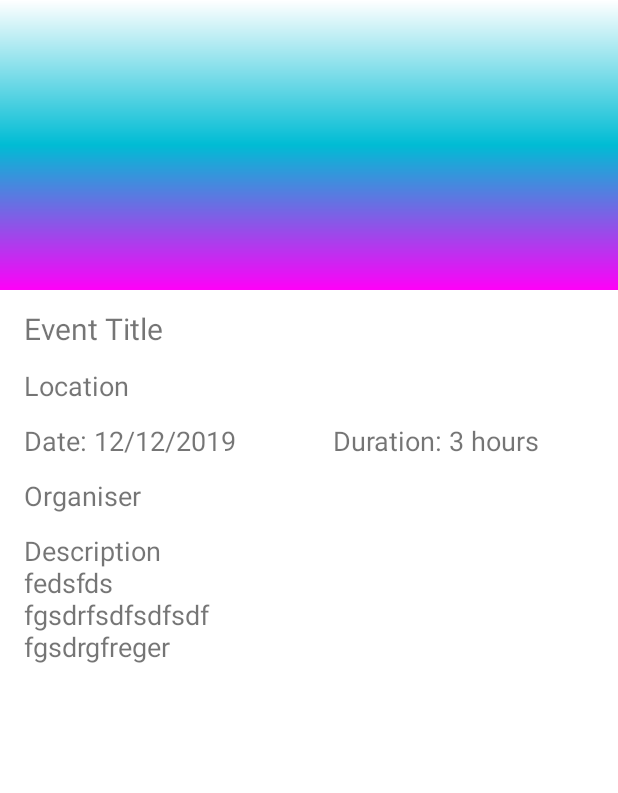
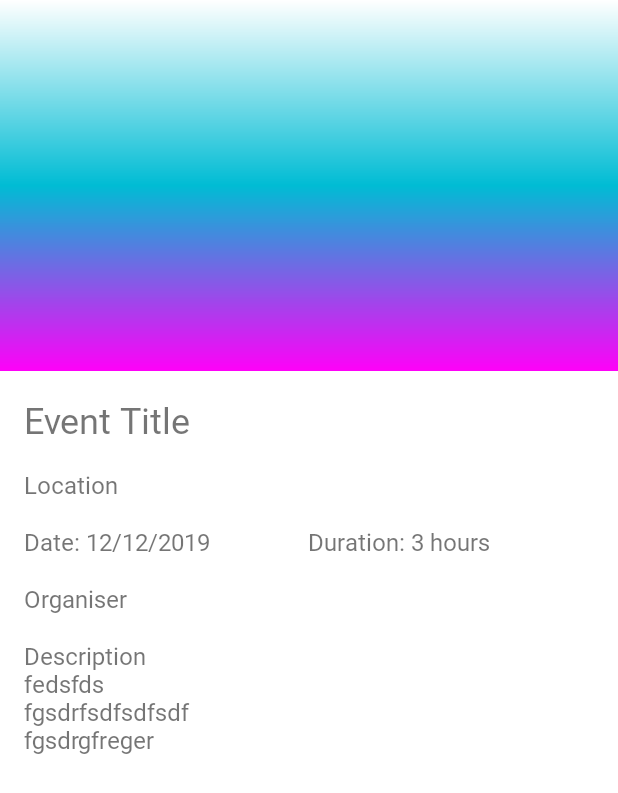
Before and after one commit to BEX-Events-Android/Frontend, an Android app: the layout fragment_detailed_event.xml on its own in the app's theme, with its tools: preview values and no code run, on a phone screen of 412 x 824 dp. Shown: the top 793 px of the screen. Run offline under Robolectric (Android 15) with nearby library versions, the phone set to English and light mode, and no system bars.

Commit message:
Details Page Modifications

```diff
--- a/app/build.gradle
+++ b/app/build.gradle
@@ -32,7 +32,6 @@ android {
     }
     buildFeatures {
         viewBinding true
-        dataBinding true
     }
 }
 
--- a/app/src/main/res/layout/fragment_detailed_event.xml
+++ b/app/src/main/res/layout/fragment_detailed_event.xml
@@ -1,99 +1,99 @@
 <?xml version="1.0" encoding="utf-8"?>
-<layout
-    xmlns:android="http://schemas.android.com/apk/res/android"
+<androidx.constraintlayout.widget.ConstraintLayout xmlns:android="http://schemas.android.com/apk/res/android"
     xmlns:app="http://schemas.android.com/apk/res-auto"
     xmlns:tools="http://schemas.android.com/tools"
-    >
-
-    <androidx.constraintlayout.widget.ConstraintLayout
     android:layout_width="match_parent"
     android:layout_height="match_parent"
     tools:context=".DetailedEventFragment">
-        <LinearLayout
-            android:layout_width="match_parent"
-            android:layout_height="match_parent"
-            android:orientation="vertical">
 
     <ImageView
         android:id="@+id/event_image"
-                android:layout_width="match_parent"
-                android:layout_height="193dp"
+        android:layout_width="0dp"
+        android:layout_height="0dp"
+        android:scaleType="centerCrop"
         android:src="@drawable/auth_background"
-                android:scaleType="centerCrop"/>
+        app:layout_constraintEnd_toEndOf="parent"
+        app:layout_constraintHeight_default="percent"
+        app:layout_constraintHeight_percent="0.3"
+        app:layout_constraintStart_toStartOf="parent"
+        app:layout_constraintTop_toTopOf="parent" />
 
     <com.google.android.material.textview.MaterialTextView
-                android:layout_width="match_parent"
+        android:id="@+id/event_title"
+        android:layout_width="0dp"
         android:layout_height="wrap_content"
-                android:id="@+id/event_title"
-                android:text="Event Title"
-                android:textSize="20sp"
-                android:layout_marginStart="16dp"
-                android:layout_marginEnd="16dp"
-                android:layout_marginTop="12dp"/>
+        android:layout_marginStart="@dimen/default_margin"
+        android:layout_marginTop="@dimen/default_margin"
+        android:layout_marginEnd="@dimen/default_margin"
+        android:textSize="@dimen/medium_text"
+        app:layout_constraintEnd_toEndOf="parent"
+        app:layout_constraintStart_toStartOf="parent"
+        app:layout_constraintTop_toBottomOf="@id/event_image"
+        tools:text="Event Title" />
 
 
     <com.google.android.material.textview.MaterialTextView
         android:id="@+id/event_location"
-                android:layout_width="match_parent"
+        android:layout_width="0dp"
         android:layout_height="wrap_content"
-                android:textSize="18sp"
-                android:text="Location"
-                android:layout_marginStart="16dp"
-                android:layout_marginEnd="16dp"
-                android:layout_marginTop="12dp"/>
-
-            <LinearLayout
-                android:layout_width="fill_parent"
-                android:layout_height="wrap_content"
-                android:orientation="horizontal"
-                android:weightSum="1">
+        android:layout_marginStart="@dimen/default_margin"
+        android:layout_marginTop="@dimen/default_margin"
+        android:layout_marginEnd="@dimen/default_margin"
+        android:textSize="@dimen/small_text"
+        app:layout_constraintEnd_toEndOf="parent"
+        app:layout_constraintStart_toStartOf="parent"
+        app:layout_constraintTop_toBottomOf="@id/event_title"
+        tools:text="Location" />
 
     <com.google.android.material.textview.MaterialTextView
         android:id="@+id/event_date"
-                    android:layout_width="fill_parent"
+        android:layout_width="0dp"
         android:layout_height="wrap_content"
-                    android:layout_marginStart="16dp"
-                    android:layout_marginTop="12dp"
-                    android:layout_marginEnd="16dp"
-                    android:text="Date: 12/12/2019"
-                    android:layout_weight="0.5"
-                    android:textSize="18sp" />
+        android:layout_marginStart="@dimen/default_margin"
+        android:layout_marginTop="@dimen/default_margin"
+        android:textSize="@dimen/small_text"
+        app:layout_constraintStart_toStartOf="parent"
+        app:layout_constraintTop_toBottomOf="@id/event_location"
+        app:layout_constraintWidth_default="percent"
+        app:layout_constraintWidth_percent="0.46"
+        tools:text="Date: 12/12/2019" />
 
     <com.google.android.material.textview.MaterialTextView
         android:id="@+id/duration"
-                    android:layout_width="fill_parent"
+        android:layout_width="0dp"
         android:layout_height="wrap_content"
-                    android:layout_marginStart="16dp"
-                    android:layout_marginTop="12dp"
-                    android:layout_marginEnd="16dp"
-                    android:text="Duration: 3 hours"
-                    android:layout_weight="0.5"
-                    android:textSize="18sp" />
-
-            </LinearLayout>
-
+        android:textSize="@dimen/small_text"
+        app:layout_constraintStart_toEndOf="@id/event_date"
+        app:layout_constraintTop_toTopOf="@id/event_date"
+        app:layout_constraintWidth_default="percent"
+        app:layout_constraintWidth_percent="0.46"
+        tools:text="Duration: 3 hours" />
 
 
     <com.google.android.material.textview.MaterialTextView
         android:id="@+id/event_organiser"
-                android:layout_width="match_parent"
+        android:layout_width="0dp"
         android:layout_height="wrap_content"
-                android:textSize="18sp"
-                android:text="Organiser"
-                android:layout_marginStart="16dp"
-                android:layout_marginEnd="16dp"
-                android:layout_marginTop="12dp"/>
+        android:layout_marginStart="@dimen/default_margin"
+        android:layout_marginTop="@dimen/default_margin"
+        android:layout_marginEnd="@dimen/default_margin"
+        android:textSize="@dimen/small_text"
+        app:layout_constraintEnd_toEndOf="parent"
+        app:layout_constraintStart_toStartOf="parent"
+        app:layout_constraintTop_toBottomOf="@+id/event_date"
+        tools:text="Organiser" />
 
     <com.google.android.material.textview.MaterialTextView
         android:id="@+id/event_description"
-                android:layout_width="match_parent"
-                android:layout_height="265dp"
-                android:layout_marginStart="16dp"
-                android:layout_marginTop="12dp"
-                android:layout_marginEnd="16dp"
-                android:text="Description\nfedsfds\nfgsdrfsdfsdfsdf\nfgsdrgfreger"
-                android:textSize="18sp" />
+        android:layout_width="0dp"
+        android:layout_height="wrap_content"
+        android:layout_marginStart="@dimen/default_margin"
+        android:layout_marginTop="@dimen/default_margin"
+        android:layout_marginEnd="@dimen/default_margin"
+        android:textSize="@dimen/small_text"
+        app:layout_constraintEnd_toEndOf="parent"
+        app:layout_constraintStart_toStartOf="parent"
+        app:layout_constraintTop_toBottomOf="@+id/event_organiser"
+        tools:text="Description\nfedsfds\nfgsdrfsdfsdfsdf\nfgsdrgfreger" />
 
-        </LinearLayout>
 </androidx.constraintlayout.widget.ConstraintLayout>
-</layout>
--- /dev/null
+++ b/app/src/main/res/values/dimens.xml
@@ -0,0 +1,12 @@
+<?xml version="1.0" encoding="utf-8"?>
+<resources>
+    <dimen name="large_text">34sp</dimen>
+    <dimen name="medium_text">24sp</dimen>
+    <dimen name="small_text">16sp</dimen>
+    <dimen name="m_medium">16dp</dimen>
+    <dimen name="small_margin">8dp</dimen>
+    <dimen name="default_margin">16dp</dimen>
+    <dimen name="big_margin">24dp</dimen>
+    <dimen name="x_big_margin">32dp</dimen>
+
+</resources>
--- /dev/null
+++ b/app/src/main/res/values/styles.xml
@@ -0,0 +1,9 @@
+<?xml version="1.0" encoding="utf-8"?>
+<resources>
+
+    <style name="Title">
+        <item name="android:fontFamily">@font/roboto_bold</item>
+        <item name="android:textSize">@dimen/medium_text</item>
+        <item name="android:textStyle">bold</item>
+    </style>
+</resources>
--- a/app/src/main/res/values/themes.xml
+++ b/app/src/main/res/values/themes.xml
@@ -11,6 +11,7 @@
         <item name="colorOnSecondary">@color/black</item>
         <!-- Status bar color. -->
         <item name="android:statusBarColor" tools:targetApi="l">?attr/colorPrimaryVariant</item>
-        <!-- Customize your theme here. -->
+        <!-- Customize your theme here. -->\
+        <item name="fontFamily">@font/roboto</item>
     </style>
 </resources>
```
Lines whose indentation alone changed are shown as unchanged.
